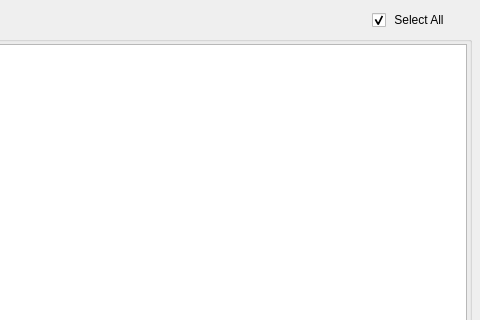
Before: the Qt Designer form revengai/ui/auto_sync_panel.ui in RevEngAI/reai-ida, drawn with Qt 5; both pictures show x 320 to 800 and y 0 to 320 of the 800 by 600 pixel window.
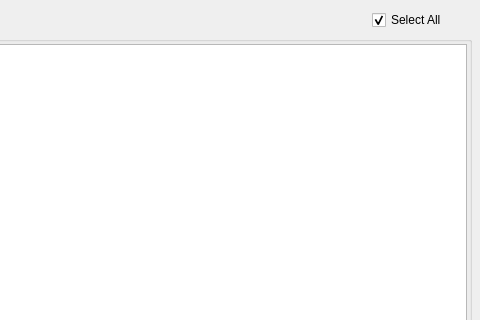
After: the same form once the commit is applied. Icons and pictures are not drawn.

```diff
--- a/revengai/ui/auto_sync_panel.ui
+++ b/revengai/ui/auto_sync_panel.ui
@@ -69,7 +69,7 @@
         </size>
        </property>
        <property name="text">
-        <string> Select All</string>
+                                <string>Select All</string>
        </property>
        <property name="checked">
         <bool>true</bool>
```
Left out of the diff: 3 changed lines with no effect on the pictures. Lines whose indentation alone changed are shown as unchanged.
